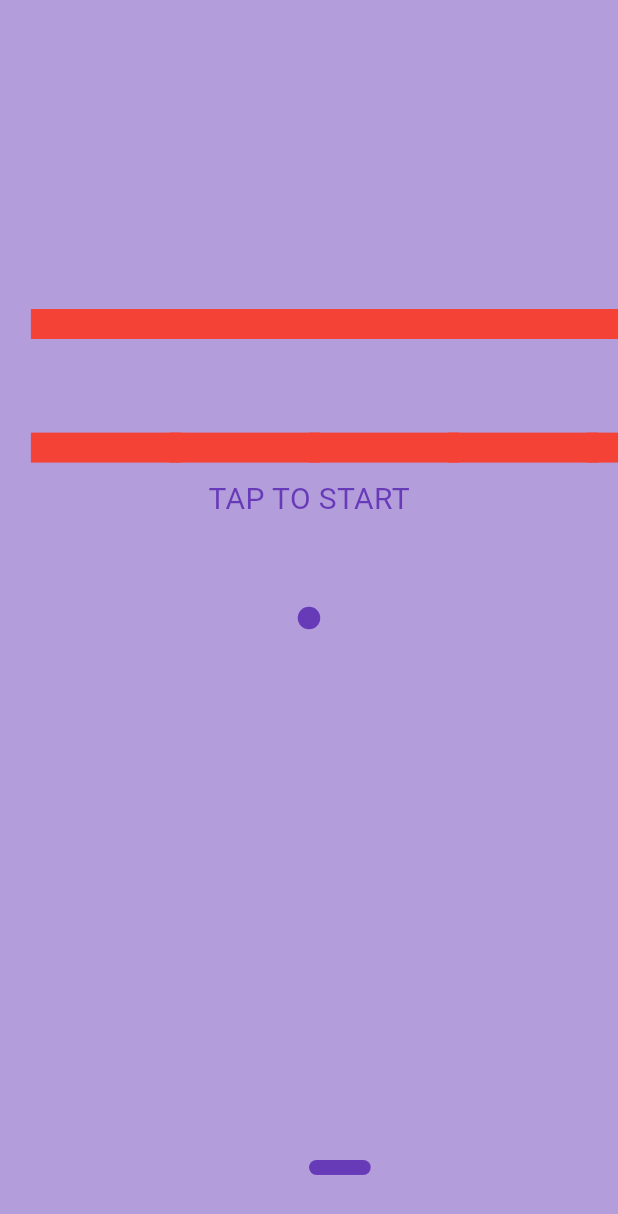
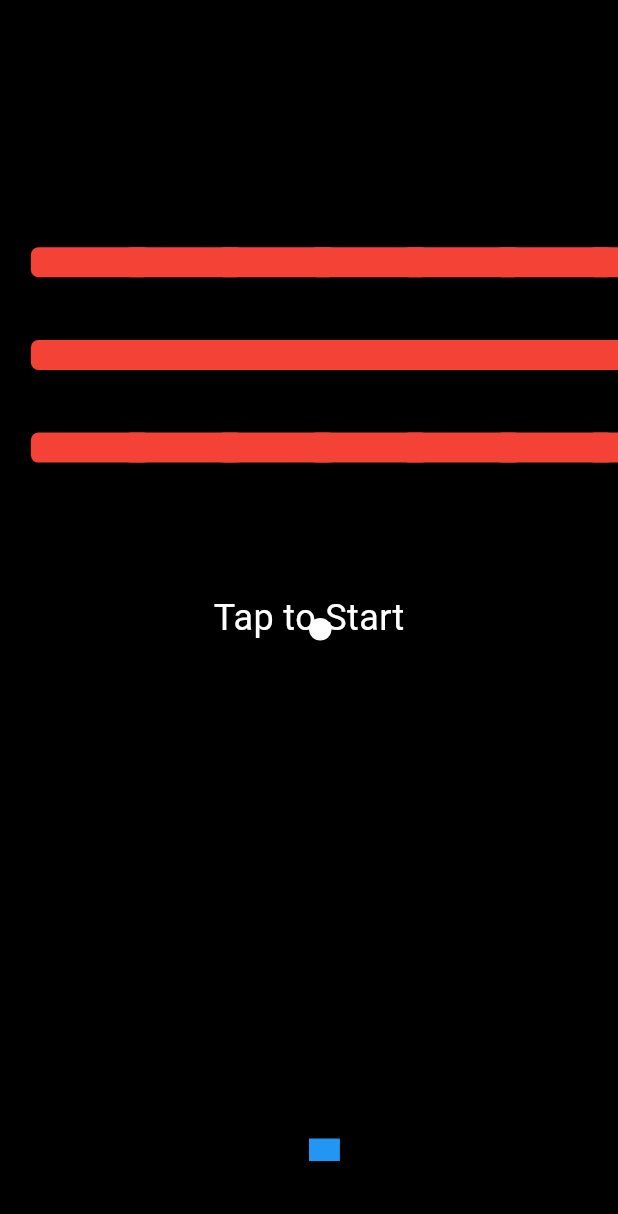
Before and after one commit to Pradeep1234566/Flutter_Game_developmet, a Flutter app: the screen it shows after launch, on a phone screen of 412 x 824 dp. Shown: the top 1214 px of the screen. Run offline on Flutter 3.47's test engine with Material 3 defaults, Android fonts, the phone set to English and light mode, and no system bars.

Commit message:
Some Aesthetic changes
Added cool contrast colors and made the ball to falll down instaed of going up should work on the restart option

```diff
--- a/brick_game/lib/pages/Home_page.dart
+++ b/brick_game/lib/pages/Home_page.dart
@@ -1,7 +1,4 @@
 import 'dart:async';
-import 'package:brick_game/pages/ball_page.dart';
-import 'package:brick_game/pages/cover_page.dart';
-import 'package:brick_game/pages/player_page.dart';
 import 'package:flutter/material.dart';
 
 class HomePage extends StatefulWidget {
@@ -12,22 +9,13 @@ class HomePage extends StatefulWidget {
 }
 
 class _HomePageState extends State<HomePage> {
-  // Ball position coordinates
-  double x = 0;
-  double y = 0;
-  double ballDirectionX = 1; // 1 for right, -1 for left
-  double ballDirectionY = -1; // -1 for up, 1 for down
-
-  // Game state
+  double x = 0, y = 0;
+  double ballDirectionX = 1,
+      ballDirectionY = 1; // Changed to make the ball fall down initially
   bool isGameStarted = false;
-
-  // Player parameters
-  double playerWidth = 0.2; // Decreased player width
+  double playerWidth = 0.05;
   double playerX = 0;
-
-  final double movementSensitivity = 0.02;
-
-  // Bricks
+  final double movementSensitivity = 0.05;
   List<Brick> bricks = [];
 
   @override
@@ -37,122 +25,106 @@ class _HomePageState extends State<HomePage> {
   }
 
   void createBricks() {
-    bricks = List.generate(10, (i) {
-      // Increased number of bricks
-      return Brick(x: -0.9 + (i % 5) * 0.45, y: -0.5 + (i ~/ 5) * 0.2);
-    });
+    bricks = [];
+    for (double i = -0.9; i < 0.9; i += 0.3) {
+      for (double j = -0.6; j < -0.2; j += 0.15) {
+        bricks.add(Brick(x: i, y: j));
+      }
+    }
   }
 
   void startGame() {
-    setState(() {
-      isGameStarted = true;
-    });
-
+    setState(() => isGameStarted = true);
     Timer.periodic(Duration(milliseconds: 10), (timer) {
       setState(() {
-        // Move ball based on direction
         x += 0.01 * ballDirectionX;
         y += 0.01 * ballDirectionY;
 
-        // Reverse direction when hitting top or bottom
-        if (y <= -1) {
-          ballDirectionY = 1; // Start moving down
-        }
+        if (y <= -1) ballDirectionY = 1;
         if (y >= 0.9) {
-          // Check if ball is within player width
           if (x >= playerX && x <= playerX + playerWidth) {
-            ballDirectionY = -1; // Start moving up
+            ballDirectionY = -1;
           } else {
-            // Game over or reset ball position
             timer.cancel();
             isGameStarted = false;
           }
         }
-
-        // Reverse direction when hitting sides
-        if (x <= -1 || x >= 1) {
-          ballDirectionX *= -1;
-        }
-
-        // Check for collision with bricks
-        for (var brick in bricks) {
+        if (x <= -1 || x >= 1) ballDirectionX *= -1;
+        bricks.removeWhere((brick) {
           if (brick.isHit(x, y)) {
             ballDirectionY *= -1;
-            bricks.remove(brick);
-            break;
+            return true;
           }
-        }
+          return false;
+        });
       });
     });
   }
 
   void moveLeft() {
-    setState(() {
-      if (playerX - movementSensitivity >= -1) {
-        playerX -= movementSensitivity;
-      }
-    });
+    setState(() =>
+        playerX = (playerX - movementSensitivity).clamp(-1, 1 - playerWidth));
   }
 
   void moveRight() {
-    setState(() {
-      if (playerX + movementSensitivity <= 1 - playerWidth) {
-        playerX += movementSensitivity;
-      }
-    });
+    setState(() =>
+        playerX = (playerX + movementSensitivity).clamp(-1, 1 - playerWidth));
   }
 
   @override
   Widget build(BuildContext context) {
-    return KeyboardListener(
-      focusNode: FocusNode(),
-      autofocus: true,
-      child: GestureDetector(
+    return Scaffold(
+      backgroundColor: Colors.black,
+      body: GestureDetector(
         onTap: startGame,
         onHorizontalDragUpdate: (details) {
-          double velocity = details.primaryDelta ?? 0;
-          if (velocity > 0) {
+          if (details.primaryDelta! > 0) {
             moveRight();
-          } else if (velocity < 0) {
+          } else {
             moveLeft();
           }
         },
-        child: SafeArea(
-          child: Scaffold(
-            backgroundColor: Colors.deepPurple[200],
-            body: Stack(children: [
-              CoverPage(isGameStarted: isGameStarted),
-              BallPage(x: x, y: y),
-              PlayerPage(player_width: playerWidth, x: playerX),
-              ...bricks
-                  .map((brick) => Positioned(
-                        left: (brick.x + 1) *
-                            MediaQuery.of(context).size.width /
-                            2,
-                        top: (brick.y + 1) *
-                            MediaQuery.of(context).size.height /
-                            2,
-                        child: Container(
-                          width: 100,
-                          height: 20,
-                          color: Colors.red,
-                        ),
-                      ))
-                  .toList(),
-            ]),
+        child: Stack(children: [
+          if (!isGameStarted)
+            Center(
+                child: Text("Tap to Start",
+                    style: TextStyle(color: Colors.white, fontSize: 24))),
+          Positioned(
+            left: (x + 1) * MediaQuery.of(context).size.width / 2,
+            top: (y + 1) * MediaQuery.of(context).size.height / 2,
+            child: Container(
+                width: 15,
+                height: 15,
+                decoration:
+                    BoxDecoration(color: Colors.white, shape: BoxShape.circle)),
           ),
-        ),
+          Positioned(
+            left: (playerX + 1) * MediaQuery.of(context).size.width / 2,
+            bottom: 50,
+            child: Container(
+                width: MediaQuery.of(context).size.width * playerWidth,
+                height: 15,
+                color: Colors.blue),
+          ),
+          ...bricks.map((brick) => Positioned(
+                left: (brick.x + 1) * MediaQuery.of(context).size.width / 2,
+                top: (brick.y + 1) * MediaQuery.of(context).size.height / 2,
+                child: Container(
+                    width: 80,
+                    height: 20,
+                    decoration: BoxDecoration(
+                        color: Colors.red,
+                        borderRadius: BorderRadius.circular(5))),
+              ))
+        ]),
       ),
     );
   }
 }
 
 class Brick {
-  double x;
-  double y;
-
+  double x, y;
   Brick({required this.x, required this.y});
-
   bool isHit(double ballX, double ballY) {
     return (ballX >= x && ballX <= x + 0.2) && (ballY >= y && ballY <= y + 0.1);
   }
```
